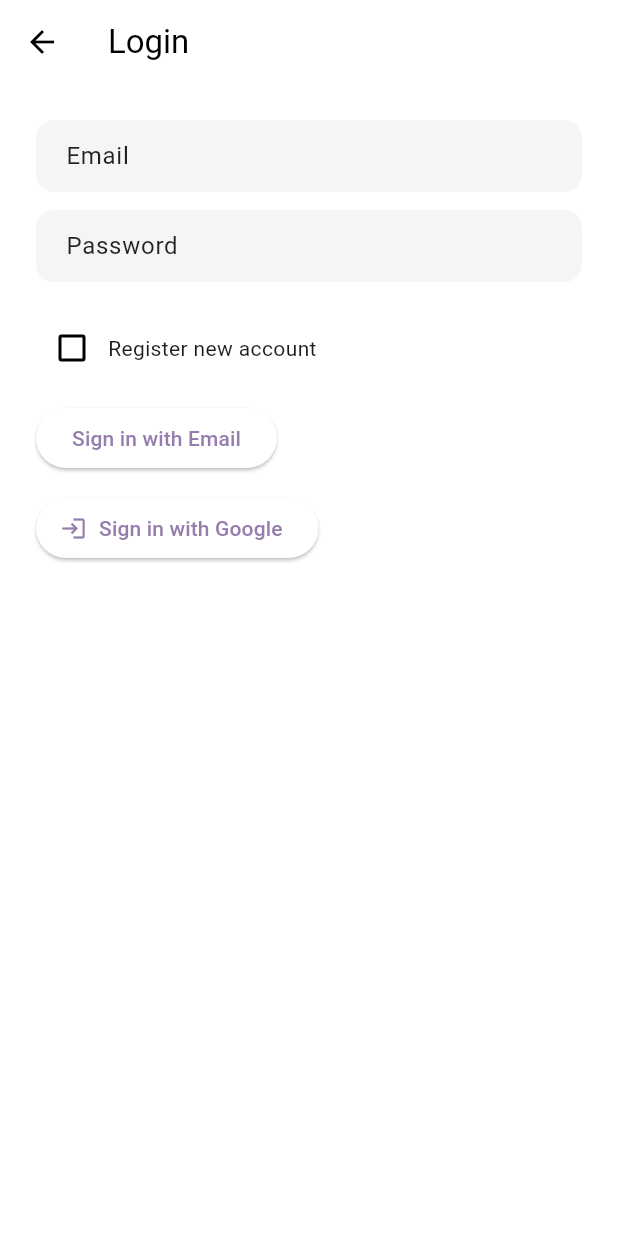
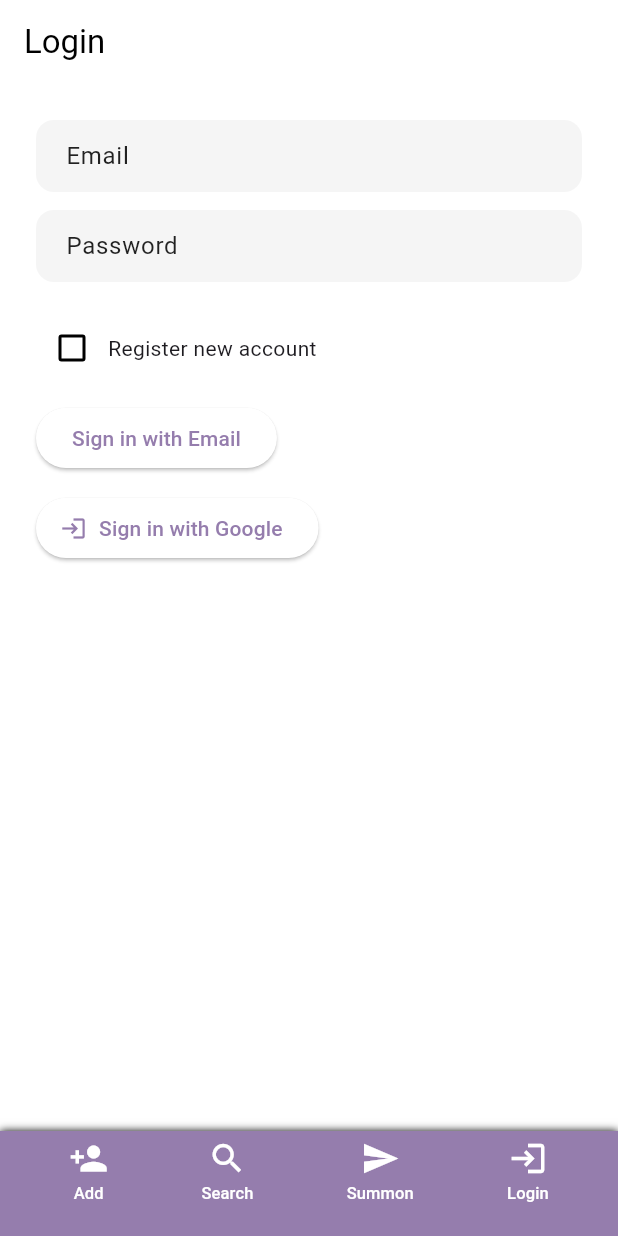
Before and after one commit to awadom/voodooboard, a Flutter app: the screen it shows after launch, after a tap on "Login", on a phone screen of 412 x 824 dp. Run offline on Flutter 3.47's test engine with Material 3 defaults, Android fonts, the phone set to English and light mode, and no system bars; our stand-ins replace cloud_firestore, firebase_auth, firebase_core, google_sign_in; missing offline and left inert: dart:html; accounts and stored records are empty.

Commit message:
shell that loads in pages instead of switching pages

```diff
--- a/lib/app.dart
+++ b/lib/app.dart
@@ -1,9 +1,6 @@
 import 'package:flutter/material.dart';
 import 'package:voodoo_board/utils/theme.dart';
-import 'routes.dart'; // Import your custom routes
-
-final RouteObserver<ModalRoute<void>> routeObserver =
-    RouteObserver<ModalRoute<void>>();
+import '/ui/main_shell.dart';
 
 class VoodooBoardApp extends StatelessWidget {
   const VoodooBoardApp({super.key});
@@ -16,9 +13,8 @@ class VoodooBoardApp extends StatelessWidget {
       theme: AppTheme.light,
       darkTheme: AppTheme.dark,
       themeMode: ThemeMode.system,
-      navigatorObservers: [routeObserver],
-      initialRoute: AppRoutes.home,
-      onGenerateRoute: AppRoutes.generateRoute,
+      home: const MainShellPage(),
+      // No more onGenerateRoute or initialRoute needed
     );
   }
 }
--- a/lib/main.dart
+++ b/lib/main.dart
@@ -1,9 +1,7 @@
-// main.dart
-
 import 'package:flutter/material.dart';
 import 'package:firebase_core/firebase_core.dart';
 import 'firebase_options.dart';
-import 'app.dart'; // Make sure this imports the correct app.dart with router
+import 'app.dart';
 
 void main() async {
   WidgetsFlutterBinding.ensureInitialized();
--- a/lib/ui/custom_nav_bar.dart
+++ b/lib/ui/custom_nav_bar.dart
@@ -1,14 +1,20 @@
-import 'package:cloud_firestore/cloud_firestore.dart';
 import 'package:flutter/material.dart';
 import 'package:firebase_auth/firebase_auth.dart';
+import 'package:cloud_firestore/cloud_firestore.dart';
 import 'package:flutter/services.dart';
-
-import '../ui/login.dart';
 import '../ui/profile.dart';
 import '../ui/user_directory_page.dart';
+import 'main_shell.dart'; // for ShellPage enum
 
 class CustomNavBar extends StatefulWidget {
-  const CustomNavBar({super.key});
+  final void Function(ShellPage page, {String? name}) onNavigate;
+  final ShellPage currentPage;
+
+  const CustomNavBar({
+    super.key,
+    required this.onNavigate,
+    required this.currentPage,
+  });
 
   @override
   State<CustomNavBar> createState() => _CustomNavBarState();
@@ -18,20 +24,18 @@ class _CustomNavBarState extends State<CustomNavBar> {
   bool isExpanded = false;
 
   Future<void> _handleLoginOrProfile() async {
-    final currentUser = FirebaseAuth.instance.currentUser;
-
-    if (currentUser == null) {
-      await Navigator.push(
-        context,
-        MaterialPageRoute(builder: (_) => const LoginPage()),
-      );
+    final user = FirebaseAuth.instance.currentUser;
+    if (user == null) {
+      // Notify shell to show login page
+      widget.onNavigate(ShellPage.login);
     } else {
+      // Navigate to profile page in a full-screen route (not in shell)
       await Navigator.push(
         context,
         MaterialPageRoute(builder: (_) => const ProfilePage()),
       );
+      setState(() {}); // refresh nav bar after returning from profile
     }
-    setState(() {});
   }
 
   Future<void> _handleLogout() async {
@@ -41,6 +45,7 @@ class _CustomNavBarState extends State<CustomNavBar> {
         const SnackBar(content: Text('Logged out')),
       );
       setState(() {});
+      widget.onNavigate(ShellPage.trending); // Go back to trending after logout
     }
   }
 
@@ -87,7 +92,7 @@ class _CustomNavBarState extends State<CustomNavBar> {
 
       if (mounted) {
         Navigator.pop(context);
-        _navigateToBoard(name);
+        widget.onNavigate(ShellPage.nameBoard, name: name);
       }
     } catch (e) {
       if (mounted) {
@@ -96,10 +101,6 @@ class _CustomNavBarState extends State<CustomNavBar> {
         );
       }
     }
-  }
-
-  void _navigateToBoard(String name) {
-    Navigator.pushNamed(context, '/nameBoard', arguments: name);
   }
 
   Future<void> _openUserDirectory() async {
@@ -119,7 +120,7 @@ class _CustomNavBarState extends State<CustomNavBar> {
     );
 
     if (selected != null) {
-      _navigateToBoard(selected);
+      widget.onNavigate(ShellPage.nameBoard, name: selected);
     }
   }
 
@@ -291,6 +292,8 @@ class _NavButton extends StatelessWidget {
     return MaterialButton(
       onPressed: onTap,
       minWidth: 50,
+      child: Padding(
+        padding: const EdgeInsets.only(top: 5.0), // 👈 Add top padding here
         child: Column(
           mainAxisSize: MainAxisSize.min,
           children: [
@@ -300,6 +303,7 @@ class _NavButton extends StatelessWidget {
                 style: const TextStyle(fontSize: 11, color: Colors.white)),
           ],
         ),
+      ),
     );
   }
 }
--- a/lib/ui/login.dart
+++ b/lib/ui/login.dart
@@ -3,7 +3,15 @@ import 'package:firebase_auth/firebase_auth.dart';
 import '../services/auth_service.dart';
 
 class LoginPage extends StatefulWidget {
-  const LoginPage({super.key});
+  final String? currentMemberName;
+  final VoidCallback? onLoginSuccess;
+
+  const LoginPage({
+    super.key,
+    this.currentMemberName,
+    this.onLoginSuccess,
+  });
+
   @override
   State<LoginPage> createState() => _LoginPageState();
 }
@@ -34,7 +42,8 @@ class _LoginPageState extends State<LoginPage> {
           password: _passwordController.text,
         );
       }
-      Navigator.pop(context);
+      // ✅ Just call the success callback
+      widget.onLoginSuccess?.call();
     } on FirebaseAuthException catch (e) {
       setState(() => _error = e.message);
     } finally {
@@ -50,7 +59,8 @@ class _LoginPageState extends State<LoginPage> {
     try {
       final user = await AuthService.signInWithGoogle();
       if (user != null) {
-        Navigator.pop(context);
+        // ✅ Just call the success callback
+        widget.onLoginSuccess?.call();
       } else {
         setState(() => _error = "Google Sign-In canceled");
       }
--- /dev/null
+++ b/lib/ui/main_shell.dart
@@ -0,0 +1,103 @@
+import 'package:flutter/material.dart';
+import 'custom_nav_bar.dart';
+import 'trending_board.dart';
+import 'home_page.dart';
+import 'login.dart';
+import 'profile.dart';
+import 'message_panel.dart';
+
+enum ShellPage { trending, nameBoard, login, profile, messagePanel }
+
+class MainShellPage extends StatefulWidget {
+  const MainShellPage({super.key});
+
+  @override
+  State<MainShellPage> createState() => _MainShellPageState();
+}
+
+class _MainShellPageState extends State<MainShellPage> {
+  ShellPage _currentPage = ShellPage.trending;
+  ShellPage? _previousPage;
+  String? _selectedName;
+  String? _selectedMemberId;
+
+  void _navigateTo(ShellPage page, {String? name, String? memberId}) {
+    setState(() {
+      if (page == ShellPage.login) {
+        // Save current state before login
+        _previousPage = _currentPage;
+      }
+
+      _currentPage = page;
+
+      if (page == ShellPage.nameBoard) {
+        if (name != null) {
+          _selectedName = name.toLowerCase();
+        }
+      } else if (page == ShellPage.login) {
+        // Preserve _selectedName if coming from nameBoard
+      } else {
+        _selectedName = null;
+      }
+
+      if (page == ShellPage.messagePanel && memberId != null) {
+        _selectedMemberId = memberId;
+      } else if (page != ShellPage.messagePanel) {
+        _selectedMemberId = null;
+      }
+    });
+  }
+
+  void _returnAfterLogin() {
+    setState(() {
+      if (_previousPage == ShellPage.nameBoard && _selectedName != null) {
+        _currentPage = ShellPage.nameBoard;
+      } else if (_previousPage != null) {
+        _currentPage = _previousPage!;
+      } else {
+        _currentPage = ShellPage.trending;
+      }
+      _previousPage = null;
+    });
+  }
+
+  Widget _buildPage() {
+    switch (_currentPage) {
+      case ShellPage.trending:
+        return TrendingBoardsPage(
+          onNameSelected: (name) =>
+              _navigateTo(ShellPage.nameBoard, name: name),
+        );
+      case ShellPage.nameBoard:
+        if (_selectedName == null) {
+          return const Center(child: Text('No name selected'));
+        }
+        return VoodooBoardHomePage(name: _selectedName!);
+      case ShellPage.login:
+        return LoginPage(
+          currentMemberName: _selectedName,
+          onLoginSuccess: _returnAfterLogin,
+        );
+      case ShellPage.profile:
+        return const ProfilePage();
+      case ShellPage.messagePanel:
+        if (_selectedMemberId == null) {
+          return const Center(child: Text('No member selected'));
+        }
+        return MessagePanel(memberId: _selectedMemberId!);
+    }
+  }
+
+  @override
+  Widget build(BuildContext context) {
+    return Scaffold(
+      body: _buildPage(),
+      bottomNavigationBar: CustomNavBar(
+        currentPage: _currentPage,
+        onNavigate: (page, {String? name, String? memberId}) {
+          _navigateTo(page, name: name, memberId: memberId);
+        },
+      ),
+    );
+  }
+}
--- a/lib/ui/trending_board.dart
+++ b/lib/ui/trending_board.dart
@@ -1,17 +1,17 @@
 import 'package:flutter/material.dart';
 import '../services/firestore_service.dart';
-import '../app.dart'; // for routeObserver
-import '../ui/custom_nav_bar.dart';
 
 class TrendingBoardsPage extends StatefulWidget {
-  const TrendingBoardsPage({super.key});
+  /// Callback to tell shell which name board to show
+  final void Function(String name)? onNameSelected;
+
+  const TrendingBoardsPage({Key? key, this.onNameSelected}) : super(key: key);
 
   @override
   State<TrendingBoardsPage> createState() => _TrendingBoardsPageState();
 }
 
-class _TrendingBoardsPageState extends State<TrendingBoardsPage>
-    with RouteAware {
+class _TrendingBoardsPageState extends State<TrendingBoardsPage> {
   late Future<Map<String, List<String>>> _trendingNamesFuture;
   final FirestoreService _firestoreService = FirestoreService();
 
@@ -25,27 +25,6 @@ class _TrendingBoardsPageState extends State<TrendingBoardsPage>
     setState(() {
       _trendingNamesFuture = _firestoreService.getTrendingNames(topN: 10);
     });
-  }
-
-  @override
-  void didChangeDependencies() {
-    super.didChangeDependencies();
-    routeObserver.subscribe(this, ModalRoute.of(context)!);
-  }
-
-  @override
-  void dispose() {
-    routeObserver.unsubscribe(this);
-    super.dispose();
-  }
-
-  void _navigateToBoard(String name) {
-    // Use Navigator with named route and argument as per routes.dart
-    Navigator.pushNamed(
-      context,
-      '/nameBoard',
-      arguments: name,
-    );
   }
 
   Widget _buildTrendingSection(String title, List<String> names, Icon icon) {
@@ -63,7 +42,11 @@ class _TrendingBoardsPageState extends State<TrendingBoardsPage>
           (name) => ListTile(
             leading: icon,
             title: Text(name),
-            onTap: () => _navigateToBoard(name),
+            onTap: () {
+              if (widget.onNameSelected != null) {
+                widget.onNameSelected!(name);
+              }
+            },
           ),
         ),
         const SizedBox(height: 24),
@@ -73,12 +56,8 @@ class _TrendingBoardsPageState extends State<TrendingBoardsPage>
 
   @override
   Widget build(BuildContext context) {
-    return Scaffold(
-      appBar: AppBar(
-        title: const Text('Trending Name Boards'),
-        centerTitle: true,
-      ),
-      body: Padding(
+    // We remove Scaffold and AppBar because shell handles that
+    return Padding(
       padding: const EdgeInsets.all(24),
       child: FutureBuilder<Map<String, List<String>>>(
         future: _trendingNamesFuture,
@@ -110,8 +89,6 @@ class _TrendingBoardsPageState extends State<TrendingBoardsPage>
           );
         },
       ),
-      ),
-      bottomNavigationBar: const CustomNavBar(),
     );
   }
 }
```
Also changed, not shown: lib/ui/home_page.dart (+17 -3 lines), lib/ui/profile.dart (+10 -2 lines), 3 other files. Lines whose indentation alone changed are shown as unchanged.
